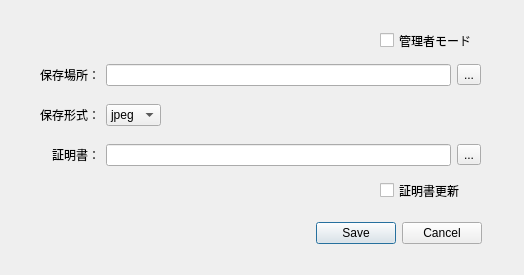
Qt form SbcMaker/OptionSettingDialog.ui (nobuyuki-tominaga/DD11_Development) before a commit.
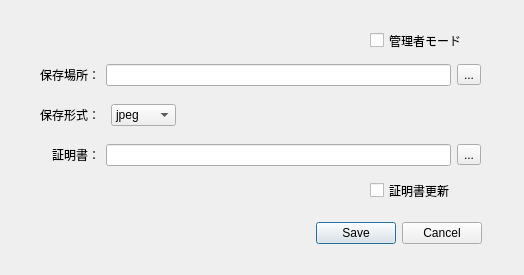
The same form after that commit.

What changed in the file:
```diff
--- a/SbcMaker/OptionSettingDialog.ui
+++ b/SbcMaker/OptionSettingDialog.ui
@@ -32,9 +32,9 @@
   <widget class="QCheckBox" name="adminCheckBox">
    <property name="geometry">
     <rect>
-     <x>380</x>
+     <x>370</x>
      <y>30</y>
-     <width>101</width>
+     <width>111</width>
      <height>21</height>
     </rect>
    </property>
@@ -45,9 +45,9 @@
   <widget class="QCheckBox" name="updateCheckBox">
    <property name="geometry">
     <rect>
-     <x>380</x>
+     <x>370</x>
      <y>180</y>
-     <width>101</width>
+     <width>111</width>
      <height>21</height>
     </rect>
    </property>
@@ -116,12 +116,12 @@
     </item>
    </layout>
   </widget>
-  <widget class="QWidget" name="">
+  <widget class="QWidget" name="layoutWidget">
    <property name="geometry">
     <rect>
      <x>40</x>
      <y>100</y>
-     <width>121</width>
+     <width>136</width>
      <height>31</height>
     </rect>
    </property>
```
Left out of the diff: 3 changed lines with no effect on the pictures.
